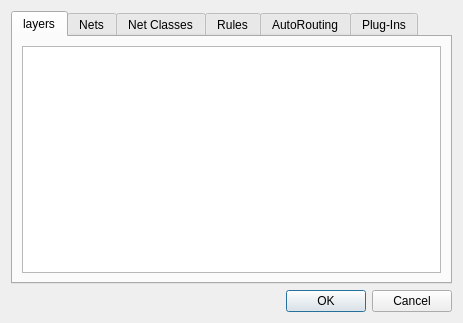
Before: the Qt Designer form qautorouter/forms/preferences.ui in udif/qautorouter-svn, drawn with Qt 5.
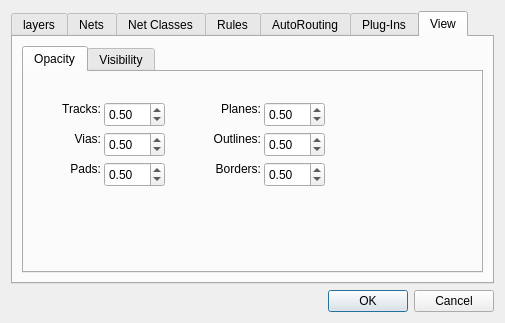
After: the same form once the commit is applied. The open tabs and pages were chosen to show the change.

Commit message: - Opacity and Visibility settings.

```diff
--- a/qautorouter/forms/preferences.ui
+++ b/qautorouter/forms/preferences.ui
@@ -6,7 +6,7 @@
    <rect>
     <x>0</x>
     <y>0</y>
-    <width>463</width>
+    <width>505</width>
     <height>323</height>
    </rect>
   </property>
@@ -192,6 +192,342 @@
        </item>
       </layout>
      </widget>
+     <widget class="QWidget" name="View">
+      <attribute name="title">
+       <string>View</string>
+      </attribute>
+      <layout class="QGridLayout" name="gridLayout_7">
+       <item row="0" column="1">
+        <widget class="QTabWidget" name="tabWidget">
+         <property name="currentIndex">
+          <number>0</number>
+         </property>
+         <widget class="QWidget" name="Opacity">
+          <attribute name="title">
+           <string>Opacity</string>
+          </attribute>
+          <widget class="QDoubleSpinBox" name="opacityTracks">
+           <property name="geometry">
+            <rect>
+             <x>80</x>
+             <y>30</y>
+             <width>61</width>
+             <height>25</height>
+            </rect>
+           </property>
+           <property name="maximum">
+            <double>1.000000000000000</double>
+           </property>
+           <property name="singleStep">
+            <double>0.010000000000000</double>
+           </property>
+           <property name="value">
+            <double>0.500000000000000</double>
+           </property>
+          </widget>
+          <widget class="QLabel" name="label">
+           <property name="geometry">
+            <rect>
+             <x>20</x>
+             <y>30</y>
+             <width>57</width>
+             <height>15</height>
+            </rect>
+           </property>
+           <property name="text">
+            <string>&lt;!DOCTYPE HTML PUBLIC &quot;-//W3C//DTD HTML 4.0//EN&quot; &quot;http://www.w3.org/TR/REC-html40/strict.dtd&quot;&gt;
+&lt;html&gt;&lt;head&gt;&lt;meta name=&quot;qrichtext&quot; content=&quot;1&quot; /&gt;&lt;style type=&quot;text/css&quot;&gt;
+p, li { white-space: pre-wrap; }
+&lt;/style&gt;&lt;/head&gt;&lt;body style=&quot; font-family:'Sans Serif'; font-size:9pt; font-weight:400; font-style:normal;&quot;&gt;
+&lt;p align=&quot;right&quot; style=&quot; margin-top:0px; margin-bottom:0px; margin-left:0px; margin-right:0px; -qt-block-indent:0; text-indent:0px;&quot;&gt;Tracks:&lt;/p&gt;&lt;/body&gt;&lt;/html&gt;</string>
+           </property>
+          </widget>
+          <widget class="QDoubleSpinBox" name="opacityVias">
+           <property name="geometry">
+            <rect>
+             <x>80</x>
+             <y>60</y>
+             <width>61</width>
+             <height>25</height>
+            </rect>
+           </property>
+           <property name="maximum">
+            <double>1.000000000000000</double>
+           </property>
+           <property name="singleStep">
+            <double>0.010000000000000</double>
+           </property>
+           <property name="value">
+            <double>0.500000000000000</double>
+           </property>
+          </widget>
+          <widget class="QLabel" name="label_2">
+           <property name="geometry">
+            <rect>
+             <x>20</x>
+             <y>60</y>
+             <width>57</width>
+             <height>15</height>
+            </rect>
+           </property>
+           <property name="text">
+            <string>&lt;!DOCTYPE HTML PUBLIC &quot;-//W3C//DTD HTML 4.0//EN&quot; &quot;http://www.w3.org/TR/REC-html40/strict.dtd&quot;&gt;
+&lt;html&gt;&lt;head&gt;&lt;meta name=&quot;qrichtext&quot; content=&quot;1&quot; /&gt;&lt;style type=&quot;text/css&quot;&gt;
+p, li { white-space: pre-wrap; }
+&lt;/style&gt;&lt;/head&gt;&lt;body style=&quot; font-family:'Sans Serif'; font-size:9pt; font-weight:400; font-style:normal;&quot;&gt;
+&lt;p align=&quot;right&quot; style=&quot; margin-top:0px; margin-bottom:0px; margin-left:0px; margin-right:0px; -qt-block-indent:0; text-indent:0px;&quot;&gt;Vias:&lt;/p&gt;&lt;/body&gt;&lt;/html&gt;</string>
+           </property>
+          </widget>
+          <widget class="QDoubleSpinBox" name="opacityPads">
+           <property name="geometry">
+            <rect>
+             <x>80</x>
+             <y>90</y>
+             <width>61</width>
+             <height>25</height>
+            </rect>
+           </property>
+           <property name="maximum">
+            <double>1.000000000000000</double>
+           </property>
+           <property name="singleStep">
+            <double>0.010000000000000</double>
+           </property>
+           <property name="value">
+            <double>0.500000000000000</double>
+           </property>
+          </widget>
+          <widget class="QLabel" name="label_3">
+           <property name="geometry">
+            <rect>
+             <x>20</x>
+             <y>90</y>
+             <width>57</width>
+             <height>15</height>
+            </rect>
+           </property>
+           <property name="text">
+            <string>&lt;!DOCTYPE HTML PUBLIC &quot;-//W3C//DTD HTML 4.0//EN&quot; &quot;http://www.w3.org/TR/REC-html40/strict.dtd&quot;&gt;
+&lt;html&gt;&lt;head&gt;&lt;meta name=&quot;qrichtext&quot; content=&quot;1&quot; /&gt;&lt;style type=&quot;text/css&quot;&gt;
+p, li { white-space: pre-wrap; }
+&lt;/style&gt;&lt;/head&gt;&lt;body style=&quot; font-family:'Sans Serif'; font-size:9pt; font-weight:400; font-style:normal;&quot;&gt;
+&lt;p align=&quot;right&quot; style=&quot; margin-top:0px; margin-bottom:0px; margin-left:0px; margin-right:0px; -qt-block-indent:0; text-indent:0px;&quot;&gt;Pads:&lt;/p&gt;&lt;/body&gt;&lt;/html&gt;</string>
+           </property>
+          </widget>
+          <widget class="QDoubleSpinBox" name="opacityPlanes">
+           <property name="geometry">
+            <rect>
+             <x>240</x>
+             <y>30</y>
+             <width>61</width>
+             <height>25</height>
+            </rect>
+           </property>
+           <property name="maximum">
+            <double>1.000000000000000</double>
+           </property>
+           <property name="singleStep">
+            <double>0.010000000000000</double>
+           </property>
+           <property name="value">
+            <double>0.500000000000000</double>
+           </property>
+          </widget>
+          <widget class="QDoubleSpinBox" name="opacityOutlines">
+           <property name="geometry">
+            <rect>
+             <x>240</x>
+             <y>60</y>
+             <width>61</width>
+             <height>25</height>
+            </rect>
+           </property>
+           <property name="maximum">
+            <double>1.000000000000000</double>
+           </property>
+           <property name="singleStep">
+            <double>0.010000000000000</double>
+           </property>
+           <property name="value">
+            <double>0.500000000000000</double>
+           </property>
+          </widget>
+          <widget class="QLabel" name="label_4">
+           <property name="geometry">
+            <rect>
+             <x>180</x>
+             <y>60</y>
+             <width>57</width>
+             <height>15</height>
+            </rect>
+           </property>
+           <property name="text">
+            <string>&lt;!DOCTYPE HTML PUBLIC &quot;-//W3C//DTD HTML 4.0//EN&quot; &quot;http://www.w3.org/TR/REC-html40/strict.dtd&quot;&gt;
+&lt;html&gt;&lt;head&gt;&lt;meta name=&quot;qrichtext&quot; content=&quot;1&quot; /&gt;&lt;style type=&quot;text/css&quot;&gt;
+p, li { white-space: pre-wrap; }
+&lt;/style&gt;&lt;/head&gt;&lt;body style=&quot; font-family:'Sans Serif'; font-size:9pt; font-weight:400; font-style:normal;&quot;&gt;
+&lt;p align=&quot;right&quot; style=&quot; margin-top:0px; margin-bottom:0px; margin-left:0px; margin-right:0px; -qt-block-indent:0; text-indent:0px;&quot;&gt;Outlines:&lt;/p&gt;&lt;/body&gt;&lt;/html&gt;</string>
+           </property>
+          </widget>
+          <widget class="QDoubleSpinBox" name="opacityBorders">
+           <property name="geometry">
+            <rect>
+             <x>240</x>
+             <y>90</y>
+             <width>61</width>
+             <height>25</height>
+            </rect>
+           </property>
+           <property name="maximum">
+            <double>1.000000000000000</double>
+           </property>
+           <property name="singleStep">
+            <double>0.010000000000000</double>
+           </property>
+           <property name="value">
+            <double>0.500000000000000</double>
+           </property>
+          </widget>
+          <widget class="QLabel" name="label_5">
+           <property name="geometry">
+            <rect>
+             <x>180</x>
+             <y>30</y>
+             <width>57</width>
+             <height>15</height>
+            </rect>
+           </property>
+           <property name="text">
+            <string>&lt;!DOCTYPE HTML PUBLIC &quot;-//W3C//DTD HTML 4.0//EN&quot; &quot;http://www.w3.org/TR/REC-html40/strict.dtd&quot;&gt;
+&lt;html&gt;&lt;head&gt;&lt;meta name=&quot;qrichtext&quot; content=&quot;1&quot; /&gt;&lt;style type=&quot;text/css&quot;&gt;
+p, li { white-space: pre-wrap; }
+&lt;/style&gt;&lt;/head&gt;&lt;body style=&quot; font-family:'Sans Serif'; font-size:9pt; font-weight:400; font-style:normal;&quot;&gt;
+&lt;p align=&quot;right&quot; style=&quot; margin-top:0px; margin-bottom:0px; margin-left:0px; margin-right:0px; -qt-block-indent:0; text-indent:0px;&quot;&gt;Planes:&lt;/p&gt;&lt;/body&gt;&lt;/html&gt;</string>
+           </property>
+          </widget>
+          <widget class="QLabel" name="label_6">
+           <property name="geometry">
+            <rect>
+             <x>180</x>
+             <y>90</y>
+             <width>57</width>
+             <height>15</height>
+            </rect>
+           </property>
+           <property name="text">
+            <string>&lt;!DOCTYPE HTML PUBLIC &quot;-//W3C//DTD HTML 4.0//EN&quot; &quot;http://www.w3.org/TR/REC-html40/strict.dtd&quot;&gt;
+&lt;html&gt;&lt;head&gt;&lt;meta name=&quot;qrichtext&quot; content=&quot;1&quot; /&gt;&lt;style type=&quot;text/css&quot;&gt;
+p, li { white-space: pre-wrap; }
+&lt;/style&gt;&lt;/head&gt;&lt;body style=&quot; font-family:'Sans Serif'; font-size:9pt; font-weight:400; font-style:normal;&quot;&gt;
+&lt;p align=&quot;right&quot; style=&quot; margin-top:0px; margin-bottom:0px; margin-left:0px; margin-right:0px; -qt-block-indent:0; text-indent:0px;&quot;&gt;Borders:&lt;/p&gt;&lt;/body&gt;&lt;/html&gt;</string>
+           </property>
+          </widget>
+         </widget>
+         <widget class="QWidget" name="Visibility">
+          <attribute name="title">
+           <string>Visibility</string>
+          </attribute>
+          <widget class="QCheckBox" name="visibilityTracks">
+           <property name="geometry">
+            <rect>
+             <x>40</x>
+             <y>30</y>
+             <width>87</width>
+             <height>23</height>
+            </rect>
+           </property>
+           <property name="text">
+            <string>Tracks</string>
+           </property>
+           <property name="checked">
+            <bool>true</bool>
+           </property>
+          </widget>
+          <widget class="QCheckBox" name="visibilityVias">
+           <property name="geometry">
+            <rect>
+             <x>40</x>
+             <y>60</y>
+             <width>87</width>
+             <height>23</height>
+            </rect>
+           </property>
+           <property name="text">
+            <string>Vias</string>
+           </property>
+           <property name="checked">
+            <bool>true</bool>
+           </property>
+          </widget>
+          <widget class="QCheckBox" name="visibilityPads">
+           <property name="geometry">
+            <rect>
+             <x>40</x>
+             <y>90</y>
+             <width>87</width>
+             <height>23</height>
+            </rect>
+           </property>
+           <property name="text">
+            <string>Pads</string>
+           </property>
+           <property name="checked">
+            <bool>true</bool>
+           </property>
+          </widget>
+          <widget class="QCheckBox" name="visibilityBorders">
+           <property name="geometry">
+            <rect>
+             <x>160</x>
+             <y>90</y>
+             <width>87</width>
+             <height>23</height>
+            </rect>
+           </property>
+           <property name="text">
+            <string>Borders</string>
+           </property>
+           <property name="checked">
+            <bool>true</bool>
+           </property>
+          </widget>
+          <widget class="QCheckBox" name="visibilityOutlines">
+           <property name="geometry">
+            <rect>
+             <x>160</x>
+             <y>60</y>
+             <width>87</width>
+             <height>23</height>
+            </rect>
+           </property>
+           <property name="text">
+            <string>Outlines</string>
+           </property>
+           <property name="checked">
+            <bool>true</bool>
+           </property>
+          </widget>
+          <widget class="QCheckBox" name="visibilityPlanes">
+           <property name="geometry">
+            <rect>
+             <x>160</x>
+             <y>30</y>
+             <width>87</width>
+             <height>23</height>
+            </rect>
+           </property>
+           <property name="text">
+            <string>Planes</string>
+           </property>
+           <property name="checked">
+            <bool>true</bool>
+           </property>
+          </widget>
+         </widget>
+        </widget>
+       </item>
+      </layout>
+     </widget>
     </widget>
    </item>
   </layout>
```
Left out of the diff: 12 changed lines with no effect on the pictures. The commit also changes 15 other files.
